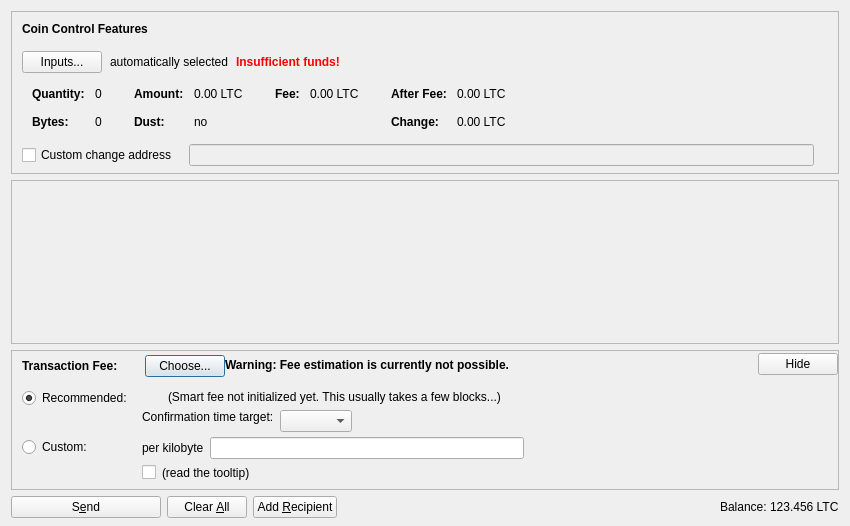
This is src/qt/forms/sendcoinsdialog.ui in cloudchainblockchain/cloudcoin as Qt 5 draws it before an edit. The edited form follows.
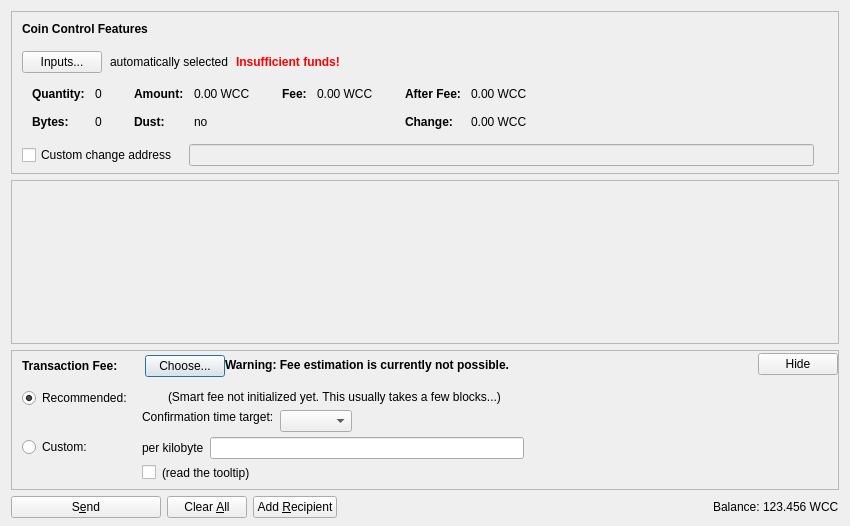
This is the edited form. Icons and pictures are not drawn. Custom widgets are drawn as their Qt base class.

```diff
--- a/src/qt/forms/sendcoinsdialog.ui
+++ b/src/qt/forms/sendcoinsdialog.ui
@@ -324,7 +324,7 @@
                   <enum>Qt::ActionsContextMenu</enum>
                  </property>
                  <property name="text">
-                  <string notr="true">0.00 LTC</string>
+                  <string notr="true">0.00 WCC</string>
                  </property>
                  <property name="textInteractionFlags">
                   <set>Qt::LinksAccessibleByMouse|Qt::TextSelectableByKeyboard|Qt::TextSelectableByMouse</set>
@@ -404,7 +404,7 @@
                   <enum>Qt::ActionsContextMenu</enum>
                  </property>
                  <property name="text">
-                  <string notr="true">0.00 LTC</string>
+                  <string notr="true">0.00 WCC</string>
                  </property>
                  <property name="textInteractionFlags">
                   <set>Qt::LinksAccessibleByMouse|Qt::TextSelectableByKeyboard|Qt::TextSelectableByMouse</set>
@@ -455,7 +455,7 @@
                   <enum>Qt::ActionsContextMenu</enum>
                  </property>
                  <property name="text">
-                  <string notr="true">0.00 LTC</string>
+                  <string notr="true">0.00 WCC</string>
                  </property>
                  <property name="textInteractionFlags">
                   <set>Qt::LinksAccessibleByMouse|Qt::TextSelectableByKeyboard|Qt::TextSelectableByMouse</set>
@@ -484,7 +484,7 @@
                   <enum>Qt::ActionsContextMenu</enum>
                  </property>
                  <property name="text">
-                  <string notr="true">0.00 LTC</string>
+                  <string notr="true">0.00 WCC</string>
                  </property>
                  <property name="textInteractionFlags">
                   <set>Qt::LinksAccessibleByMouse|Qt::TextSelectableByKeyboard|Qt::TextSelectableByMouse</set>
@@ -1239,7 +1239,7 @@
           <cursorShape>IBeamCursor</cursorShape>
          </property>
          <property name="text">
-          <string notr="true">123.456 LTC</string>
+          <string notr="true">123.456 WCC</string>
          </property>
          <property name="textInteractionFlags">
           <set>Qt::LinksAccessibleByMouse|Qt::TextSelectableByKeyboard|Qt::TextSelectableByMouse</set>
```
